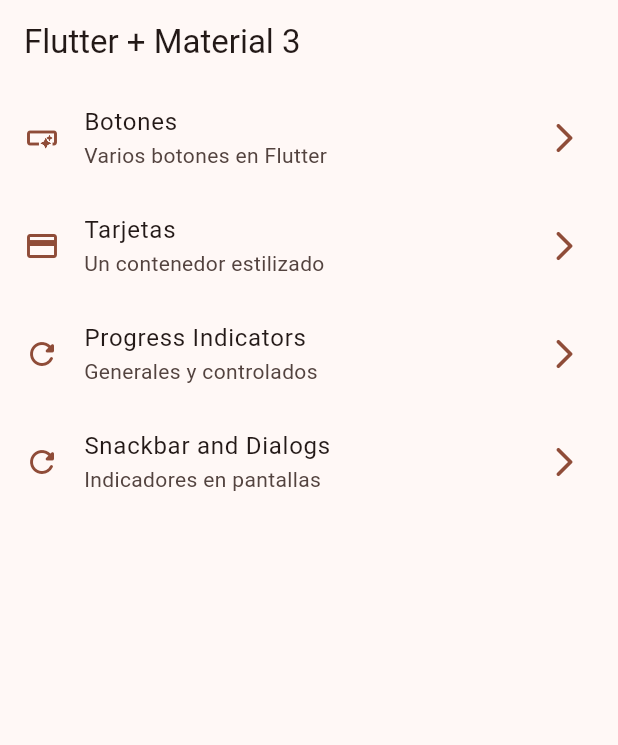
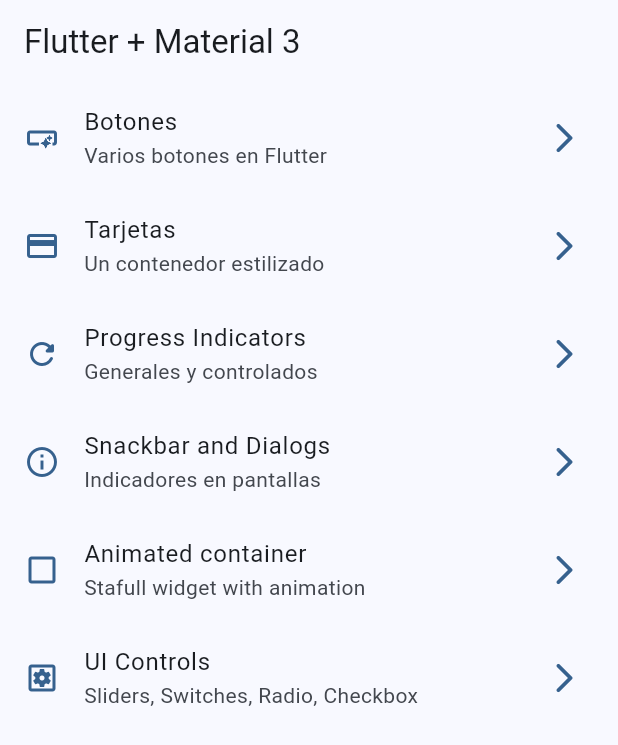
Before and after one commit to ChristianCeT/flutter-riverpod-widgets, a Flutter app: the screen it shows after launch, on a phone screen of 412 x 824 dp. Shown: the top 745 px of the screen. Run offline on Flutter 3.47's test engine with Material 2 defaults, Android fonts, the phone set to English and light mode, and no system bars; our stand-ins replace go_router.

```diff
--- a/lib/config/menu/menu_items.dart
+++ b/lib/config/menu/menu_items.dart
@@ -37,6 +37,19 @@ const appMenuItems = <MenuItem>[
     title: 'Snackbar and Dialogs',
     subTitle: 'Indicadores en pantallas',
     link: '/snackbars',
-    icon: Icons.refresh_rounded,
+    icon: Icons.info_outlined,
+  ),
+  /* Menu item animated */
+  MenuItem(
+    title: 'Animated container',
+    subTitle: 'Stafull widget with animation',
+    link: '/animated',
+    icon: Icons.check_box_outline_blank_outlined,
+  ),
+  MenuItem(
+    title: 'UI Controls',
+    subTitle: 'Sliders, Switches, Radio, Checkbox',
+    link: '/ui-controls',
+    icon: Icons.settings_applications_outlined,
   ),
 ];
--- a/lib/config/router/app_router.dart
+++ b/lib/config/router/app_router.dart
@@ -30,5 +30,15 @@ final appRouter = GoRouter(
       name: SnackBarScreen.name,
       builder: (context, state) => const SnackBarScreen(),
     ),
+    GoRoute(
+      path: '/animated',
+      name: AnimatedScreen.name,
+      builder: (context, state) => const AnimatedScreen(),
+    ),
+    GoRoute(
+      path: '/ui-controls',
+      name: UiControlsScreen.name,
+      builder: (context, state) => const UiControlsScreen(),
+    ),
   ],
 );
--- a/lib/main.dart
+++ b/lib/main.dart
@@ -1,9 +1,6 @@
 import 'package:flutter/material.dart';
 import 'package:widgets_app/config/router/app_router.dart';
 import 'package:widgets_app/config/theme/app_theme.dart';
-import 'package:widgets_app/presentation/screens/buttons/buttons_screen.dart';
-import 'package:widgets_app/presentation/screens/cards/cards_screen.dart';
-import 'package:widgets_app/presentation/screens/home/home_screen.dart';
 
 void main() => runApp(const MyApp());
 
@@ -15,7 +12,7 @@ class MyApp extends StatelessWidget {
     return MaterialApp.router(
       routerConfig: appRouter,
       debugShowCheckedModeBanner: false,
-      theme: AppTheme(selectedColor: 4).getTheme(),
+      theme: AppTheme(selectedColor: 0).getTheme(),
       title: 'Flutter Widgets',
     );
   }
```
Also changed, not shown: lib/presentation/screens/animated/animated_screen.dart (+50 -2 lines), lib/presentation/screens/ui_controls/ui_controls_screen.dart (+123 -1 lines).
